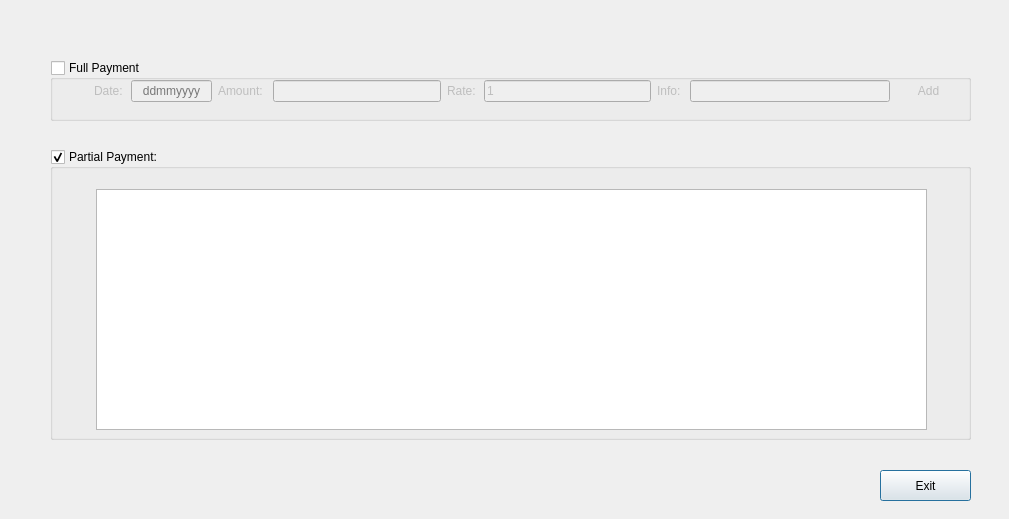
Before: the Qt Designer form uis/invoice_payment_form.ui in andrei219/euromedia, drawn with Qt 5.
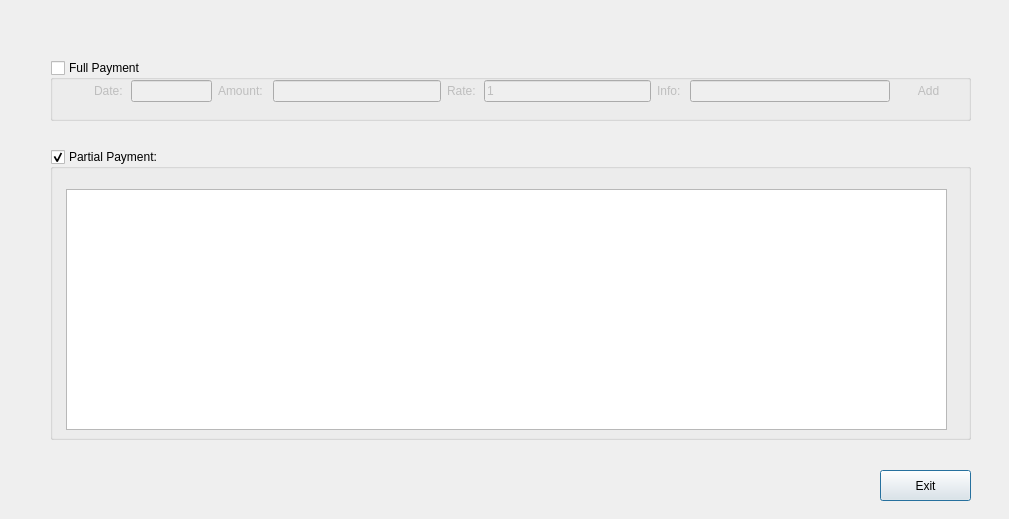
After: the same form once the commit is applied. Icons and pictures are not drawn.

Commit message: Invoices totally implemented; Not fully tested

Diff of the .ui file:
```diff
--- a/uis/invoice_payment_form.ui
+++ b/uis/invoice_payment_form.ui
@@ -55,8 +55,11 @@
     <property name="alignment">
      <set>Qt::AlignCenter</set>
     </property>
+    <property name="readOnly">
+     <bool>true</bool>
+    </property>
     <property name="placeholderText">
-     <string>ddmmyyyy</string>
+     <string/>
     </property>
    </widget>
    <widget class="QLineEdit" name="amount">
@@ -219,9 +222,9 @@
    <widget class="QTableView" name="view">
     <property name="geometry">
      <rect>
-      <x>46</x>
+      <x>16</x>
       <y>40</y>
-      <width>831</width>
+      <width>881</width>
       <height>241</height>
      </rect>
     </property>
```
The commit also changes 27 other files.
